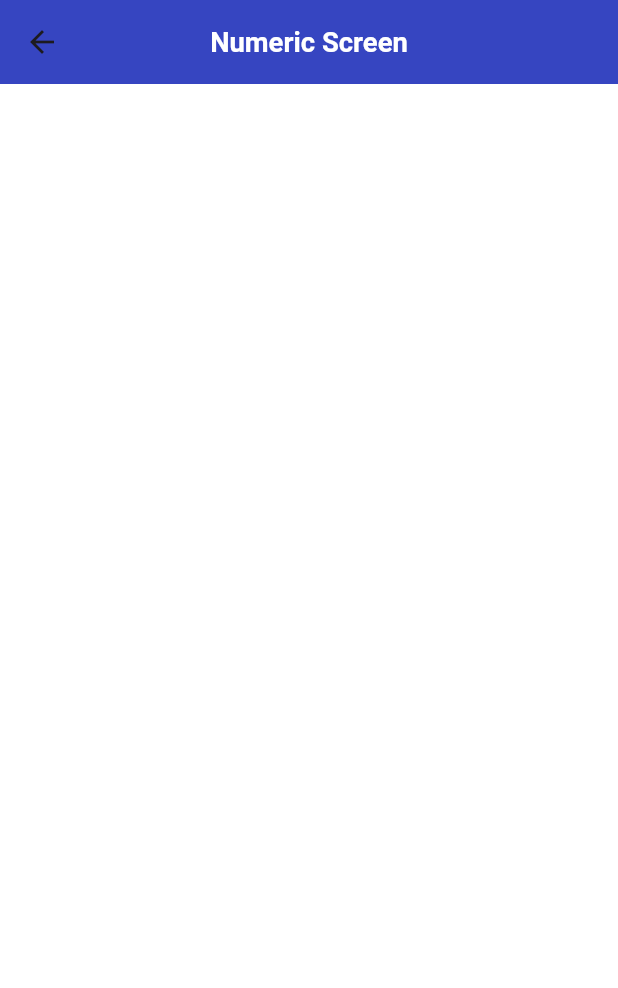
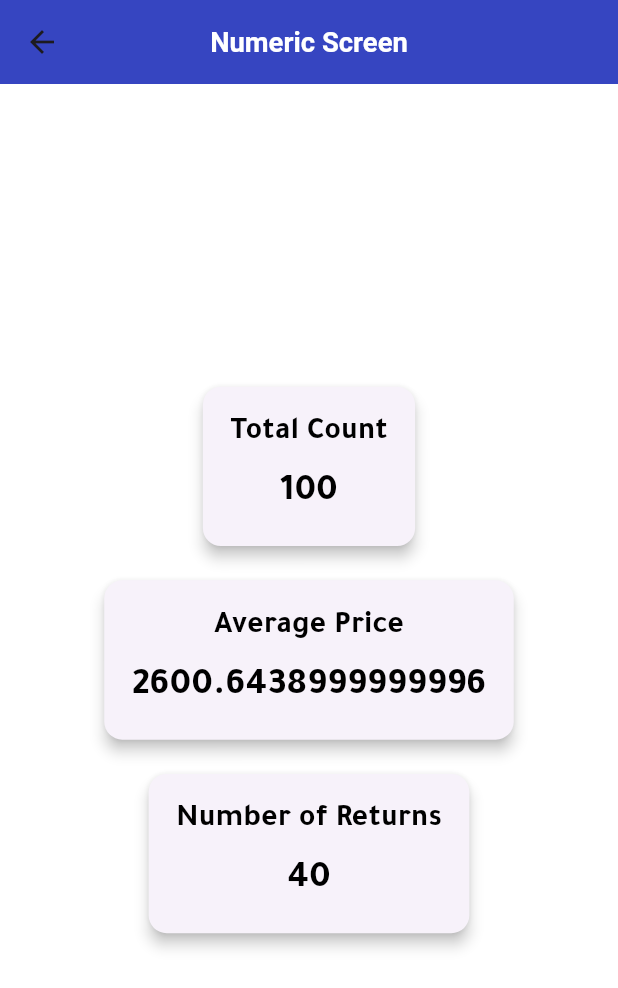
Before and after one commit to ahmed3ssem/spatium_software_task, a Flutter app: the screen it shows after launch, on a phone screen of 412 x 824 dp. Shown: the top 988 px of the screen. Run offline on Flutter 3.47's test engine with Material 3 defaults, Android fonts, the phone set to English and light mode, and no system bars; our stand-ins replace bloc, dartz, dio, equatable, flutter_bloc, flutter_screenutil and 4 more.

Commit message:
Numeric Screen

```diff
--- /dev/null
+++ b/lib/feature/numeric/data/models/numeric_model.dart
@@ -0,0 +1,8 @@
+class NumericModel{
+
+  final totalCount;
+  final averagePrice;
+  final numberOfReturns;
+
+  NumericModel({required this.totalCount,required this.averagePrice, required this.numberOfReturns});
+}
--- /dev/null
+++ b/lib/feature/numeric/domain/usecases/numeric_usecase.dart
@@ -0,0 +1,16 @@
+import 'package:dartz/dartz.dart';
+import 'package:spatium_software_task/core/error/failures.dart';
+import 'package:spatium_software_task/core/usecase/use_case.dart';
+import 'package:spatium_software_task/feature/numeric/data/models/numeric_model.dart';
+import 'package:spatium_software_task/feature/numeric/domain/repositories/numeric_repository.dart';
+
+class NumericUseCase implements UseCase<NumericModel , NoParams>{
+
+  final NumericRepository numericRepository;
+
+  NumericUseCase({required this.numericRepository});
+
+  @override
+  Future<Either<Failures, NumericModel>> call(NoParams params)=> numericRepository.calculateNumerics();
+
+}
--- a/lib/feature/numeric/presentation/cubit/numeric_state.dart
+++ b/lib/feature/numeric/presentation/cubit/numeric_state.dart
@@ -2,9 +2,29 @@ part of 'numeric_cubit.dart';
 
 abstract class NumericState extends Equatable {
   const NumericState();
-}
 
-class NumericInitial extends NumericState {
   @override
   List<Object> get props => [];
 }
+
+class NumericInitial extends NumericState {}
+
+class NumericIsLoading extends NumericState{}
+
+class NumericLoaded extends NumericState{
+
+  final NumericModel numericModel;
+
+  const NumericLoaded({required this.numericModel});
+
+  @override
+  List<Object> get props =>[numericModel];
+}
+
+class NumericError extends NumericState{
+  final String msg;
+  const NumericError({required this.msg});
+
+  @override
+  List<Object> get props =>[msg];
+}
--- a/lib/feature/numeric/presentation/screen/numeric_screen.dart
+++ b/lib/feature/numeric/presentation/screen/numeric_screen.dart
@@ -1,5 +1,9 @@
 import 'package:flutter/material.dart';
+import 'package:flutter_bloc/flutter_bloc.dart';
 import 'package:get/get.dart';
+import 'package:spatium_software_task/feature/numeric/presentation/cubit/numeric_cubit.dart';
+import 'package:spatium_software_task/feature/numeric/presentation/widget/numeric_item.dart';
+import 'package:spatium_software_task/widgets/error_widget.dart';
 
 class NumericScreen extends StatefulWidget {
   const NumericScreen({super.key});
@@ -9,16 +13,61 @@ class NumericScreen extends StatefulWidget {
 }
 
 class _NumericScreenState extends State<NumericScreen> {
+
+  getData() =>BlocProvider.of<NumericCubit>(context).getData();
+
+  Widget numericWidget(){
+    return BlocBuilder<NumericCubit, NumericState>(
+        builder: ((context, state) {
+          if (state is NumericIsLoading) {
+            return const Center(
+              child: CircularProgressIndicator(),
+            );
+          } else if (state is NumericError) {
+            return ErrorWidgetItem(onTap: (){getData();},);
+          } else if (state is NumericLoaded) {
+            return Center(
+              child: Column(
+                mainAxisAlignment: MainAxisAlignment.center,
+                crossAxisAlignment: CrossAxisAlignment.center,
+                children: [
+                  NumericCard(
+                    title: 'Total Count',
+                    value: state.numericModel.totalCount.toString(),
+                  ),
+                  NumericCard(
+                    title: 'Average Price',
+                    value: state.numericModel.averagePrice.toString(),
+                  ),
+                  NumericCard(
+                    title: 'Number of Returns',
+                    value: state.numericModel.numberOfReturns.toString(),
+                  ),
+                ],
+              ),
+            );
+          } else {
+            return const Center(
+              child: CircularProgressIndicator(),
+            );
+          }
+        }));
+  }
+
+  @override
+  void initState() {
+    // TODO: implement initState
+    super.initState();
+    getData();
+  }
+
   @override
   Widget build(BuildContext context) {
     return Scaffold(
       appBar: AppBar(
         title: Text('numericScreen'.tr),
       ),
-      body: Column(
-        children: [
-        ],
-      ),
+      body: numericWidget(),
     );
   }
 }
--- /dev/null
+++ b/lib/feature/numeric/presentation/widget/numeric_item.dart
@@ -0,0 +1,41 @@
+import 'package:flutter/material.dart';
+import 'package:flutter_screenutil/flutter_screenutil.dart';
+
+class NumericCard extends StatelessWidget {
+  final String title;
+  final String value;
+
+  const NumericCard({super.key,
+    required this.title,
+    required this.value,
+  });
+
+  @override
+  Widget build(BuildContext context) {
+    return Card(
+      margin: EdgeInsets.all(10.sp),
+      elevation: 4,
+      child: Padding(
+        padding: EdgeInsets.all(16.sp),
+        child: Column(
+          children: [
+            Text(
+              title,
+              style: TextStyle(
+                fontWeight: FontWeight.bold,
+                fontSize: 18.sp,
+              ),
+            ),
+            SizedBox(height: ScreenUtil().setHeight(8)),
+            Text(
+              value,
+              style: TextStyle(
+                fontSize: 22.sp,
+              ),
+            ),
+          ],
+        ),
+      ),
+    );
+  }
+}
--- a/pubspec.yaml
+++ b/pubspec.yaml
@@ -69,7 +69,8 @@ flutter:
   uses-material-design: true
 
   # To add assets to your application, add an assets section, like this:
-  # assets:
+  assets:
+    - assets/orders.json
 
   #   - images/a_dot_burr.jpeg
   #   - images/a_dot_ham.jpeg
```
Also changed, not shown: lib/feature/numeric/data/datasources/numeric_remote_data_source.dart (+6 -1 lines), lib/feature/numeric/data/datasources/numeric_remote_data_source_impl.dart (+33 -0 lines), lib/feature/numeric/data/models/orders_model.dart (added, +69 -0 lines), lib/feature/numeric/data/repositories/numeric_repository_impl.dart (+18 -1 lines), lib/feature/numeric/domain/repositories/numeric_repository.dart (+8 -1 lines), lib/feature/numeric/presentation/cubit/numeric_cubit.dart (+26 -1 lines), lib/injection_container.dart (+9 -4 lines), assets/orders.json (renamed from orders.json).
